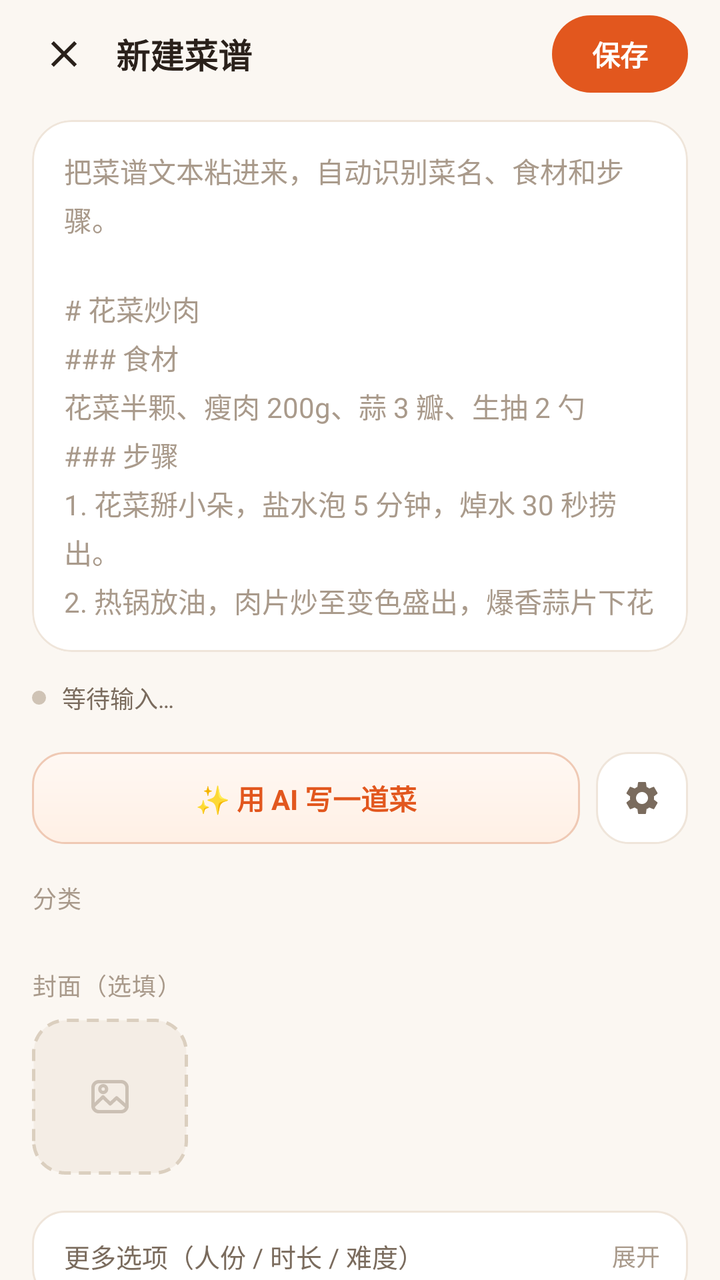
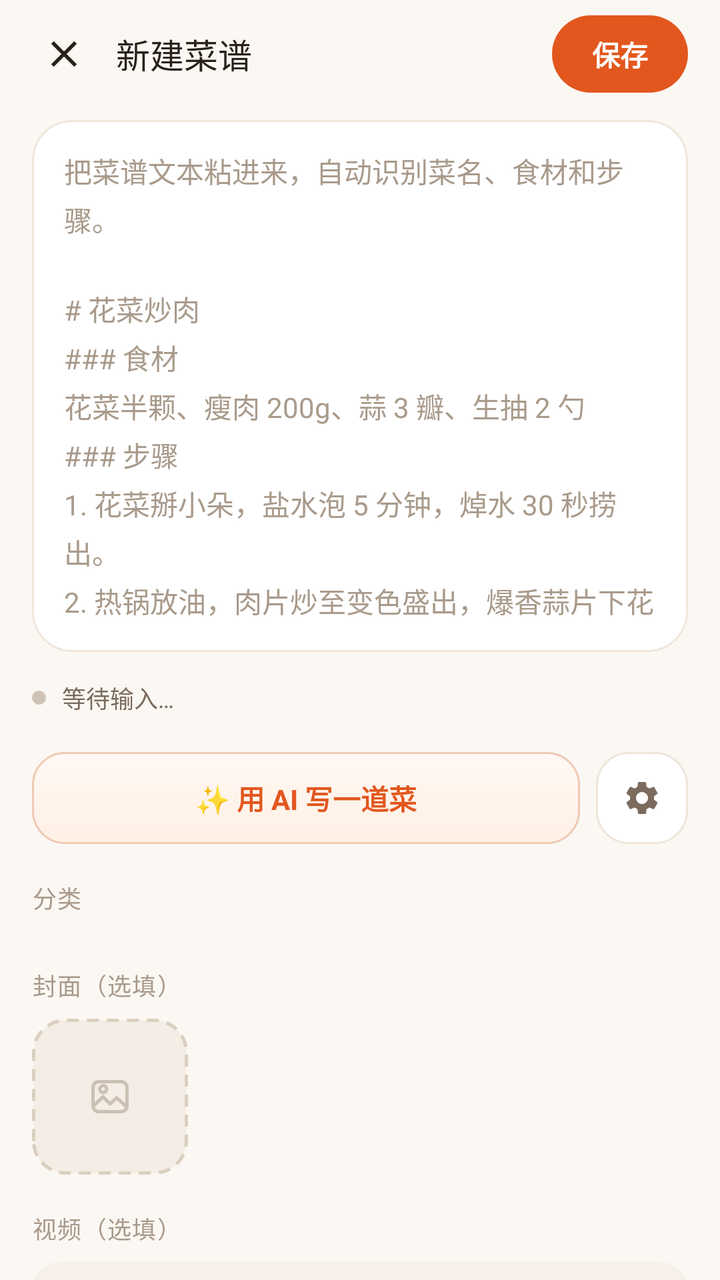

Screens rendered from an Android XML layout before and after an edit, with the pre-edit source and the edit as a unified diff.
<!-- AndroidManifest.xml: application theme Theme.Zuocai -->
<!-- res/layout/activity_edit.xml -->
<?xml version="1.0" encoding="utf-8"?>
<LinearLayout xmlns:android="http://schemas.android.com/apk/res/android"
    xmlns:app="http://schemas.android.com/apk/res-auto"
    android:layout_width="match_parent"
    android:layout_height="match_parent"
    android:background="@color/bg"
    android:orientation="vertical"
    android:fitsSystemWindows="true">

    
    <LinearLayout
        android:layout_width="match_parent"
        android:layout_height="54dp"
        android:gravity="center_vertical"
        android:orientation="horizontal"
        android:paddingStart="12dp"
        android:paddingEnd="16dp">

        <ImageButton
            android:id="@+id/closeButton"
            android:layout_width="40dp"
            android:layout_height="40dp"
            android:background="?attr/selectableItemBackgroundBorderless"
            android:padding="9dp"
            android:scaleType="fitCenter"
            android:src="@drawable/ic_close"
            android:contentDescription="@string/cancel" />

        <TextView
            android:id="@+id/editTitle"
            android:layout_width="0dp"
            android:layout_height="wrap_content"
            android:layout_weight="1"
            android:layout_marginStart="6dp"
            android:text="@string/edit_title_new"
            android:textColor="@color/text_primary"
            android:textSize="17sp"
            android:textStyle="bold" />

        <TextView
            android:id="@+id/saveButton"
            android:layout_width="wrap_content"
            android:layout_height="wrap_content"
            android:background="@drawable/bg_pill_brand"
            android:paddingStart="20dp"
            android:paddingTop="9dp"
            android:paddingEnd="20dp"
            android:paddingBottom="9dp"
            android:text="@string/save"
            android:textColor="@color/text_on_brand"
            android:textSize="14sp"
            android:textStyle="bold" />
    </LinearLayout>

    <androidx.core.widget.NestedScrollView
        android:layout_width="match_parent"
        android:layout_height="0dp"
        android:layout_weight="1"
        android:clipToPadding="false"
        android:scrollbars="none">

        <LinearLayout
            android:layout_width="match_parent"
            android:layout_height="wrap_content"
            android:orientation="vertical"
            android:paddingStart="16dp"
            android:paddingTop="6dp"
            android:paddingEnd="16dp"
            android:paddingBottom="40dp">

            
            <com.google.android.material.card.MaterialCardView
                android:layout_width="match_parent"
                android:layout_height="wrap_content"
                app:cardBackgroundColor="@color/surface"
                app:cardCornerRadius="20dp"
                app:cardElevation="0dp"
                app:strokeColor="@color/divider"
                app:strokeWidth="1dp">

                <EditText
                    android:id="@+id/recipeText"
                    android:layout_width="match_parent"
                    android:layout_height="266dp"
                    android:background="@null"
                    android:gravity="top|start"
                    android:hint="@string/recipe_text_hint"
                    android:inputType="textMultiLine|textCapSentences"
                    android:lineSpacingExtra="4dp"
                    android:overScrollMode="always"
                    android:paddingStart="16dp"
                    android:paddingTop="15dp"
                    android:paddingEnd="16dp"
                    android:paddingBottom="15dp"
                    android:scrollbars="vertical"
                    android:textColor="@color/text_primary"
                    android:textColorHint="@color/text_tertiary"
                    android:textSize="14sp" />
            </com.google.android.material.card.MaterialCardView>

            
            <LinearLayout
                android:layout_width="match_parent"
                android:layout_height="wrap_content"
                android:layout_marginTop="10dp"
                android:gravity="center_vertical"
                android:minHeight="26dp"
                android:orientation="horizontal">

                <View
                    android:id="@+id/parseDot"
                    android:layout_width="7dp"
                    android:layout_height="7dp"
                    android:background="@drawable/bg_dot_idle" />

                <TextView
                    android:id="@+id/parseMsg"
                    android:layout_width="0dp"
                    android:layout_height="wrap_content"
                    android:layout_weight="1"
                    android:layout_marginStart="8dp"
                    android:ellipsize="end"
                    android:maxLines="1"
                    android:text="@string/parse_waiting"
                    android:textColor="@color/text_secondary"
                    android:textSize="12sp" />

                <TextView
                    android:id="@+id/parseToggle"
                    android:layout_width="wrap_content"
                    android:layout_height="wrap_content"
                    android:paddingStart="8dp"
                    android:paddingTop="4dp"
                    android:paddingEnd="2dp"
                    android:paddingBottom="4dp"
                    android:text="@string/parse_preview"
                    android:textColor="@color/brand"
                    android:textSize="12sp"
                    android:textStyle="bold"
                    android:visibility="gone" />
            </LinearLayout>

            
            <LinearLayout
                android:id="@+id/previewBox"
                android:layout_width="match_parent"
                android:layout_height="wrap_content"
                android:layout_marginTop="8dp"
                android:background="@drawable/bg_preview"
                android:orientation="vertical"
                android:padding="14dp"
                android:visibility="gone">

                <TextView
                    android:id="@+id/pvTitle"
                    android:layout_width="match_parent"
                    android:layout_height="wrap_content"
                    android:textColor="@color/text_primary"
                    android:textSize="14sp"
                    android:textStyle="bold" />

                <TextView
                    android:id="@+id/pvIngredients"
                    android:layout_width="match_parent"
                    android:layout_height="wrap_content"
                    android:layout_marginTop="8dp"
                    android:lineSpacingExtra="4dp"
                    android:textColor="@color/text_secondary"
                    android:textSize="12sp" />

                <TextView
                    android:id="@+id/pvSteps"
                    android:layout_width="match_parent"
                    android:layout_height="wrap_content"
                    android:layout_marginTop="10dp"
                    android:lineSpacingExtra="4dp"
                    android:textColor="@color/text_secondary"
                    android:textSize="12sp" />
            </LinearLayout>

            
            <LinearLayout
                android:layout_width="match_parent"
                android:layout_height="wrap_content"
                android:layout_marginTop="14dp"
                android:gravity="center_vertical"
                android:orientation="horizontal">

                <TextView
                    android:id="@+id/aiButton"
                    android:layout_width="0dp"
                    android:layout_height="46dp"
                    android:layout_weight="1"
                    android:background="@drawable/bg_ai_button"
                    android:gravity="center"
                    android:text="@string/ai_write"
                    android:textColor="@color/brand"
                    android:textSize="14sp"
                    android:textStyle="bold" />

                <ImageButton
                    android:id="@+id/configButton"
                    android:layout_width="46dp"
                    android:layout_height="46dp"
                    android:layout_marginStart="8dp"
                    android:background="@drawable/bg_square_outline"
                    android:contentDescription="@string/llm_settings"
                    android:padding="13dp"
                    android:scaleType="fitCenter"
                    android:src="@drawable/ic_setting" />
            </LinearLayout>

            
            <TextView
                style="@style/TextAppearance.Zuocai.Label"
                android:layout_width="wrap_content"
                android:layout_height="wrap_content"
                android:layout_marginTop="18dp"
                android:text="@string/label_category" />

            <GridLayout
                android:id="@+id/categoryBar"
                android:layout_width="match_parent"
                android:layout_height="wrap_content"
                android:layout_marginTop="8dp"
                android:columnCount="3" />

            
            <TextView
                style="@style/TextAppearance.Zuocai.Label"
                android:layout_width="wrap_content"
                android:layout_height="wrap_content"
                android:layout_marginTop="18dp"
                android:text="@string/label_cover_optional" />

            <LinearLayout
                android:layout_width="match_parent"
                android:layout_height="wrap_content"
                android:layout_marginTop="8dp"
                android:gravity="center_vertical"
                android:orientation="horizontal">

                <FrameLayout
                    android:id="@+id/coverPick"
                    android:layout_width="78dp"
                    android:layout_height="78dp"
                    android:background="@drawable/bg_cover_pick">

                    <ImageView
                        android:id="@+id/coverThumb"
                        android:layout_width="match_parent"
                        android:layout_height="match_parent"
                        android:contentDescription="@string/label_cover"
                        android:scaleType="centerCrop"
                        android:visibility="gone" />

                    <ImageView
                        android:id="@+id/coverPlaceholder"
                        android:layout_width="24dp"
                        android:layout_height="24dp"
                        android:layout_gravity="center"
                        android:alpha="0.55"
                        android:contentDescription="@null"
                        android:src="@drawable/ic_photo_outline" />
                </FrameLayout>

                <TextView
                    android:id="@+id/coverClear"
                    android:layout_width="wrap_content"
                    android:layout_height="wrap_content"
                    android:layout_marginStart="14dp"
                    android:padding="6dp"
                    android:text="@string/remove_cover"
                    android:textColor="@color/text_tertiary"
                    android:textSize="12sp"
                    android:visibility="gone" />
            </LinearLayout>

            
            <LinearLayout
                android:id="@+id/moreHeader"
                android:layout_width="match_parent"
                android:layout_height="wrap_content"
                android:layout_marginTop="18dp"
                android:background="@drawable/bg_square_outline"
                android:gravity="center_vertical"
                android:orientation="horizontal"
                android:paddingStart="16dp"
                android:paddingTop="13dp"
                android:paddingEnd="14dp"
                android:paddingBottom="13dp">

                <TextView
                    android:layout_width="0dp"
                    android:layout_height="wrap_content"
                    android:layout_weight="1"
                    android:text="@string/more_options"
                    android:textColor="@color/text_secondary"
                    android:textSize="13sp" />

                <TextView
                    android:id="@+id/moreArrow"
                    android:layout_width="wrap_content"
                    android:layout_height="wrap_content"
                    android:text="@string/expand"
                    android:textColor="@color/text_tertiary"
                    android:textSize="12sp" />
            </LinearLayout>

            <LinearLayout
                android:id="@+id/moreBox"
                android:layout_width="match_parent"
                android:layout_height="wrap_content"
                android:orientation="vertical"
                android:visibility="gone">

                <LinearLayout
                    android:layout_width="match_parent"
                    android:layout_height="wrap_content"
                    android:layout_marginTop="10dp"
                    android:orientation="horizontal">

                    <LinearLayout
                        android:layout_width="0dp"
                        android:layout_height="wrap_content"
                        android:layout_weight="1"
                        android:orientation="vertical">

                        <TextView
                            style="@style/TextAppearance.Zuocai.Label"
                            android:layout_width="wrap_content"
                            android:layout_height="wrap_content"
                            android:text="@string/servings_unit" />

                        <EditText
                            android:id="@+id/servingsInput"
                            style="@style/Widget.Zuocai.EditText"
                            android:layout_width="match_parent"
                            android:layout_height="wrap_content"
                            android:layout_marginTop="6dp"
                            android:gravity="center"
                            android:inputType="number"
                            android:maxLength="3"
                            android:textColor="@color/brand"
                            android:textSize="16sp"
                            android:textStyle="bold" />
                    </LinearLayout>

                    <LinearLayout
                        android:layout_width="0dp"
                        android:layout_height="wrap_content"
                        android:layout_marginStart="10dp"
                        android:layout_weight="1"
                        android:orientation="vertical">

                        <TextView
                            style="@style/TextAppearance.Zuocai.Label"
                            android:layout_width="wrap_content"
                            android:layout_height="wrap_content"
                            android:text="@string/minutes_unit" />

                        <EditText
                            android:id="@+id/minutesInput"
                            style="@style/Widget.Zuocai.EditText"
                            android:layout_width="match_parent"
                            android:layout_height="wrap_content"
                            android:layout_marginTop="6dp"
                            android:gravity="center"
                            android:inputType="number"
                            android:maxLength="4"
                            android:textColor="@color/brand"
                            android:textSize="16sp"
                            android:textStyle="bold" />
                    </LinearLayout>

                    <LinearLayout
                        android:layout_width="0dp"
                        android:layout_height="wrap_content"
                        android:layout_marginStart="10dp"
                        android:layout_weight="1"
                        android:orientation="vertical">

                        <TextView
                            style="@style/TextAppearance.Zuocai.Label"
                            android:layout_width="wrap_content"
                            android:layout_height="wrap_content"
                            android:text="@string/difficulty_easy" />

                        <EditText
                            android:id="@+id/difficultyInput"
                            style="@style/Widget.Zuocai.EditText"
                            android:layout_width="match_parent"
                            android:layout_height="wrap_content"
                            android:layout_marginTop="6dp"
                            android:focusable="false"
                            android:gravity="center"
                            android:textColor="@color/brand"
                            android:textSize="14sp"
                            android:textStyle="bold" />
                    </LinearLayout>
                </LinearLayout>
            </LinearLayout>

            
            <TextView
                android:id="@+id/deleteButton"
                android:layout_width="match_parent"
                android:layout_height="wrap_content"
                android:layout_marginTop="22dp"
                android:background="@drawable/bg_tag_soft"
                android:gravity="center"
                android:paddingTop="14dp"
                android:paddingBottom="14dp"
                android:text="@string/delete_recipe"
                android:textColor="@color/danger"
                android:textSize="14sp"
                android:visibility="gone" />

        </LinearLayout>
    </androidx.core.widget.NestedScrollView>

</LinearLayout>
<!-- resources referenced by this layout -->
<resources>
  <color name="bg">#FBF7F2</color>
  <color name="brand">#E2571E</color>
  <color name="danger">#C62828</color>
  <color name="divider">#EFE5DA</color>
  <color name="surface">#FFFFFF</color>
  <color name="text_on_brand">#FFFFFF</color>
  <color name="text_primary">#2A211B</color>
  <color name="text_secondary">#7A6B5D</color>
  <color name="text_tertiary">#A99A8B</color>
  <!-- drawable bg_ai_button (drawable) -->
  <?xml version="1.0" encoding="utf-8"?>
  <shape xmlns:android="http://schemas.android.com/apk/res/android" android:shape="rectangle">
      <gradient android:angle="270" android:startColor="#FFF8F3" android:endColor="#FFF0E5" />
      <stroke android:width="1dp" android:color="#EFC9B4" />
      <corners android:radius="16dp" />
  </shape>
  <!-- drawable bg_dot_idle (drawable) -->
  <?xml version="1.0" encoding="utf-8"?>
  <shape xmlns:android="http://schemas.android.com/apk/res/android" android:shape="oval">
      <solid android:color="#CFC3B5" />
  </shape>
  <!-- drawable bg_pill_brand (drawable) -->
  <?xml version="1.0" encoding="utf-8"?>
  <shape xmlns:android="http://schemas.android.com/apk/res/android" android:shape="rectangle">
      <solid android:color="@color/brand" />
      <corners android:radius="30dp" />
  </shape>
  <!-- drawable bg_preview (drawable) -->
  <?xml version="1.0" encoding="utf-8"?>
  <shape xmlns:android="http://schemas.android.com/apk/res/android" android:shape="rectangle">
      <solid android:color="#FCF8F3" />
      <stroke android:width="1dp" android:color="@color/divider" />
      <corners android:radius="16dp" />
  </shape>
  <!-- drawable bg_square_outline (drawable) -->
  <?xml version="1.0" encoding="utf-8"?>
  <shape xmlns:android="http://schemas.android.com/apk/res/android" android:shape="rectangle">
      <solid android:color="@color/surface" />
      <stroke android:width="1dp" android:color="@color/divider" />
      <corners android:radius="16dp" />
  </shape>
  <!-- drawable bg_tag_soft (drawable) -->
  <?xml version="1.0" encoding="utf-8"?>
  <shape xmlns:android="http://schemas.android.com/apk/res/android" android:shape="rectangle">
      <solid android:color="@color/surface_sunken" />
      <corners android:radius="8dp" />
  </shape>
  <string name="ai_write">✨ 用 AI 写一道菜</string>
  <string name="cancel">取消</string>
  <string name="delete_recipe">删除这道菜谱</string>
  <string name="difficulty_easy">简单</string>
  <string name="edit_title_new">新建菜谱</string>
  <string name="expand">展开</string>
  <string name="label_category">分类</string>
  <string name="label_cover">封面</string>
  <string name="label_cover_optional">封面（选填）</string>
  <string name="llm_settings">大模型设置</string>
  <string name="minutes_unit">分钟</string>
  <string name="more_options">更多选项（人份 / 时长 / 难度）</string>
  <string name="parse_preview">预览</string>
  <string name="parse_waiting">等待输入…</string>
  <string name="recipe_text_hint">把菜谱文本粘进来，自动识别菜名、食材和步骤。\n\n# 花菜炒肉\n### 食材\n花菜半颗、瘦肉 200g、蒜 3 瓣、生抽 2 勺\n### 步骤\n1. 花菜掰小朵，盐水泡 5 分钟，焯水 30 秒捞出。\n2. 热锅放油，肉片炒至变色盛出，爆香蒜片下花菜翻炒。\n&gt; 小贴士：焯水别太久，否则花菜软塌不清脆。</string>
  <string name="remove_cover">移除封面</string>
  <string name="save">保存</string>
  <string name="servings_unit">人份</string>
  <style name="TextAppearance.Zuocai.Label" parent="TextAppearance.AppCompat">
          <item name="android:textSize">12sp</item>
          <item name="android:textColor">@color/text_tertiary</item>
          <item name="android:letterSpacing">0.04</item>
      </style>
  <color name="surface_sunken">#F4EDE5</color>
  <!-- drawable bg_input (drawable) -->
  <?xml version="1.0" encoding="utf-8"?>
  <shape xmlns:android="http://schemas.android.com/apk/res/android"
      android:shape="rectangle">
      <solid android:color="@color/input_bg" />
      <corners android:radius="14dp" />
  </shape>
  <color name="input_bg">#F6F0E9</color>
  <!-- unchanged entries left out for length: 6 -->
</resources>

<!-- the commit's change to res/layout/activity_edit.xml (unified diff, before → after) -->
@@ -32,10 +32,10 @@
             android:layout_height="wrap_content"
             android:layout_weight="1"
             android:layout_marginStart="6dp"
+            android:fontFamily="sans-serif-medium"
             android:text="@string/edit_title_new"
             android:textColor="@color/text_primary"
-            android:textSize="17sp"
-            android:textStyle="bold" />
+            android:textSize="17sp" />
 
         <TextView
             android:id="@+id/saveButton"
@@ -277,6 +277,58 @@
             </LinearLayout>
 
             
+            <TextView
+                style="@style/TextAppearance.Zuocai.Label"
+                android:layout_width="wrap_content"
+                android:layout_height="wrap_content"
+                android:layout_marginTop="18dp"
+                android:text="@string/label_video_optional" />
+
+            <EditText
+                android:id="@+id/videoInput"
+                style="@style/Widget.Zuocai.EditText"
+                android:layout_width="match_parent"
+                android:layout_height="wrap_content"
+                android:layout_marginTop="8dp"
+                android:gravity="top|start"
+                android:hint="@string/video_hint"
+                android:importantForAutofill="no"
+                android:inputType="textMultiLine|textUri"
+                android:maxLines="4"
+                android:minLines="1"
+                android:textSize="13sp" />
+
+            <LinearLayout
+                android:layout_width="match_parent"
+                android:layout_height="wrap_content"
+                android:layout_marginTop="6dp"
+                android:gravity="center_vertical"
+                android:orientation="horizontal">
+
+                <TextView
+                    android:id="@+id/videoState"
+                    android:layout_width="0dp"
+                    android:layout_height="wrap_content"
+                    android:layout_weight="1"
+                    android:ellipsize="end"
+                    android:maxLines="1"
+                    android:textColor="@color/text_tertiary"
+                    android:textSize="12sp"
+                    android:visibility="gone" />
+
+                <TextView
+                    android:id="@+id/videoClear"
+                    android:layout_width="wrap_content"
+                    android:layout_height="wrap_content"
+                    android:layout_marginStart="10dp"
+                    android:padding="6dp"
+                    android:text="@string/video_clear"
+                    android:textColor="@color/text_tertiary"
+                    android:textSize="12sp"
+                    android:visibility="gone" />
+            </LinearLayout>
+
+            
             <LinearLayout
                 android:id="@+id/moreHeader"
                 android:layout_width="match_parent"
<!-- resource entries referenced after the edit -->
@@ -56,6 +56,7 @@
   <string name="label_category">分类</string>
   <string name="label_cover">封面</string>
   <string name="label_cover_optional">封面（选填）</string>
+  <string name="label_video_optional">视频（选填）</string>
   <string name="llm_settings">大模型设置</string>
   <string name="minutes_unit">分钟</string>
   <string name="more_options">更多选项（人份 / 时长 / 难度）</string>
@@ -65,6 +66,8 @@
   <string name="remove_cover">移除封面</string>
   <string name="save">保存</string>
   <string name="servings_unit">人份</string>
+  <string name="video_clear">清除视频</string>
+  <string name="video_hint">粘贴视频链接或整段分享文案\n支持小红书 / B 站 / 抖音 / mp4 直链</string>
   <style name="TextAppearance.Zuocai.Label" parent="TextAppearance.AppCompat">
           <item name="android:textSize">12sp</item>
           <item name="android:textColor">@color/text_tertiary</item>
